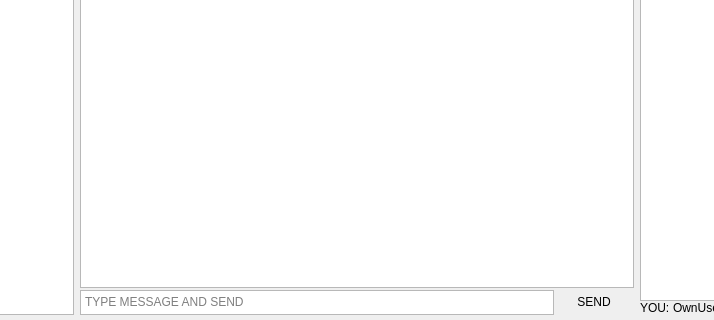
BlockSettle/terminal, file BlockSettleUILib/ChatWidget.ui: the form before one commit; both pictures show x 113 to 827 and y 313 to 633 of the 940 by 633 pixel window.
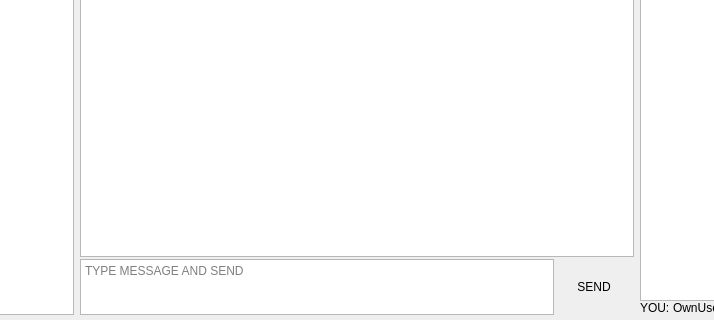
The form after the commit. Custom widgets are drawn as their Qt base class.

The edit to the form file:
```diff
--- a/BlockSettleUILib/ChatWidget.ui
+++ b/BlockSettleUILib/ChatWidget.ui
@@ -294,13 +294,13 @@
                <property name="minimumSize">
                 <size>
                  <width>0</width>
-                 <height>25</height>
+                 <height>56</height>
                 </size>
                </property>
                <property name="maximumSize">
                 <size>
                  <width>16777215</width>
-                 <height>60</height>
+                 <height>84</height>
                 </size>
                </property>
                <property name="horizontalScrollBarPolicy">
```
Left out of the diff: 3 changed lines with no effect on the pictures.
